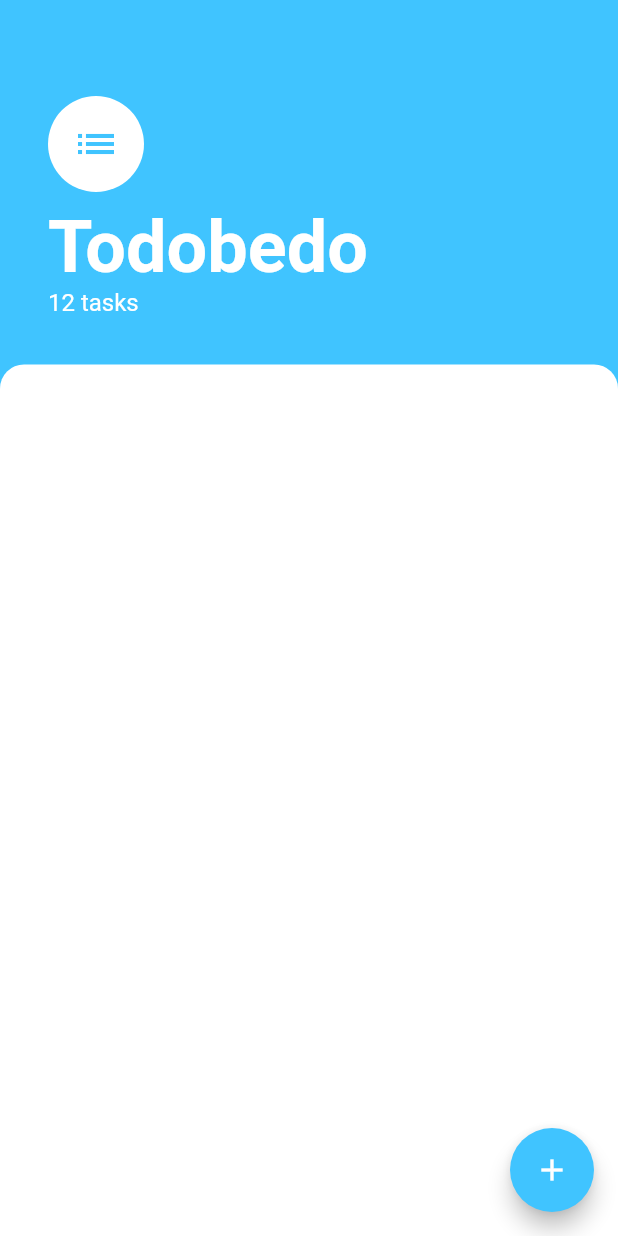
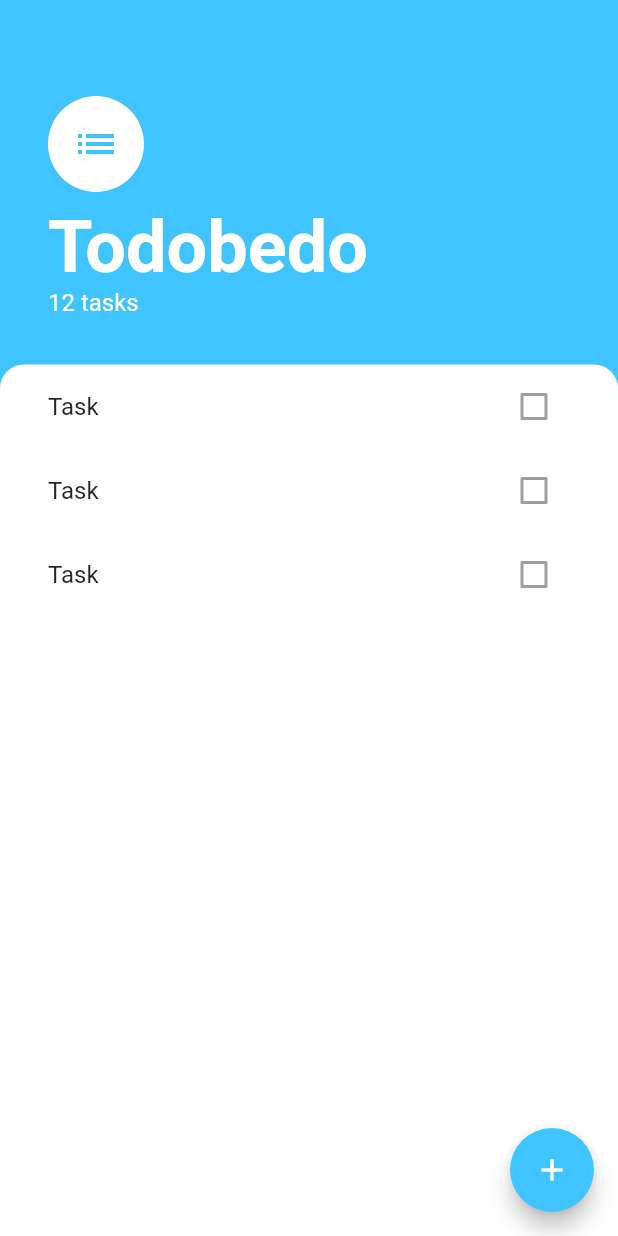
Before and after one commit to sebastianlundquist/todobedo, a Flutter app: the screen it shows after launch, on a phone screen of 412 x 824 dp. Run offline on Flutter 3.47's test engine with Material 2 defaults, Android fonts, the phone set to English and light mode, and no system bars.

Commit message:
Add tasks list and task tile widgets

```diff
--- a/lib/screens/tasks_screen.dart
+++ b/lib/screens/tasks_screen.dart
@@ -1,4 +1,5 @@
 import 'package:flutter/material.dart';
+import 'package:todobedo/widgets/tasks_list.dart';
 
 class TasksScreen extends StatelessWidget {
   @override
@@ -48,6 +49,8 @@ class TasksScreen extends StatelessWidget {
           ),
           Expanded(
             child: Container(
+              padding: EdgeInsets.symmetric(horizontal: 16.0),
+              child: TasksList(),
               decoration: BoxDecoration(
                   color: Colors.white,
                   borderRadius: BorderRadius.only(
--- /dev/null
+++ b/lib/widgets/task_tile.dart
@@ -0,0 +1,11 @@
+import 'package:flutter/material.dart';
+
+class TasksTile extends StatelessWidget {
+  @override
+  Widget build(BuildContext context) {
+    return ListTile(
+      title: Text('Task'),
+      trailing: Checkbox(value: false, onChanged: null),
+    );
+  }
+}
--- /dev/null
+++ b/lib/widgets/tasks_list.dart
@@ -0,0 +1,15 @@
+import 'package:flutter/material.dart';
+import 'package:todobedo/widgets/task_tile.dart';
+
+class TasksList extends StatelessWidget {
+  @override
+  Widget build(BuildContext context) {
+    return ListView(
+      children: <Widget>[
+        TasksTile(),
+        TasksTile(),
+        TasksTile(),
+      ],
+    );
+  }
+}
```
